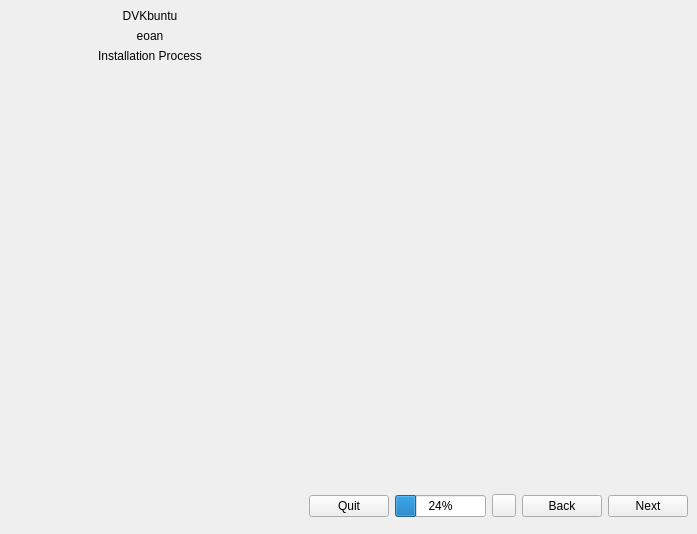
This is ubiquity-frontend-dvkbuntu/app.ui in handyopensource/dvkbuntu-ppa-20.04 as Qt 5 draws it before an edit. The edited form follows.
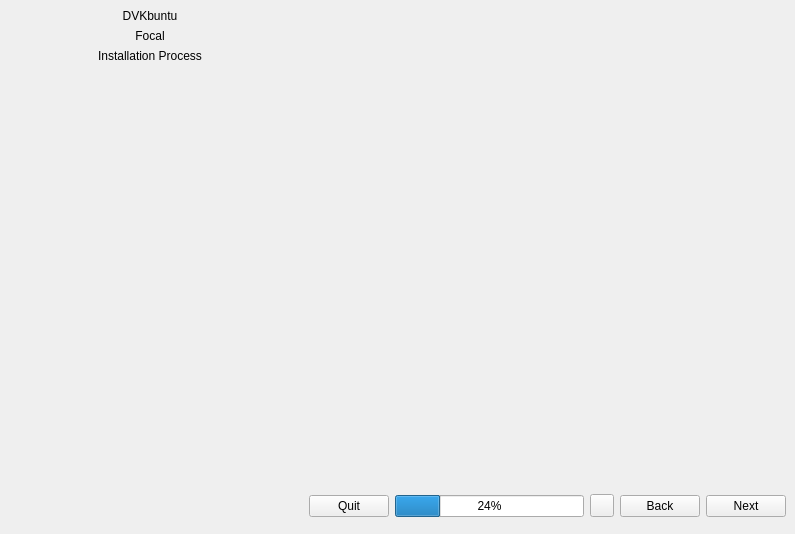
This is the edited form.

Diff of the .ui file:
```diff
--- a/ubiquity-frontend-dvkbuntu/app.ui
+++ b/ubiquity-frontend-dvkbuntu/app.ui
@@ -6,7 +6,7 @@
    <rect>
     <x>0</x>
     <y>0</y>
-    <width>573</width>
+    <width>795</width>
     <height>534</height>
    </rect>
   </property>
@@ -168,7 +168,7 @@
           <item>
            <widget class="QLabel" name="distro_release_label">
             <property name="text">
-             <string>eoan</string>
+             <string>Focal</string>
             </property>
             <property name="alignment">
              <set>Qt::AlignHCenter|Qt::AlignTop</set>
```
Left out of the diff: 77 changed lines with no effect on the pictures.
